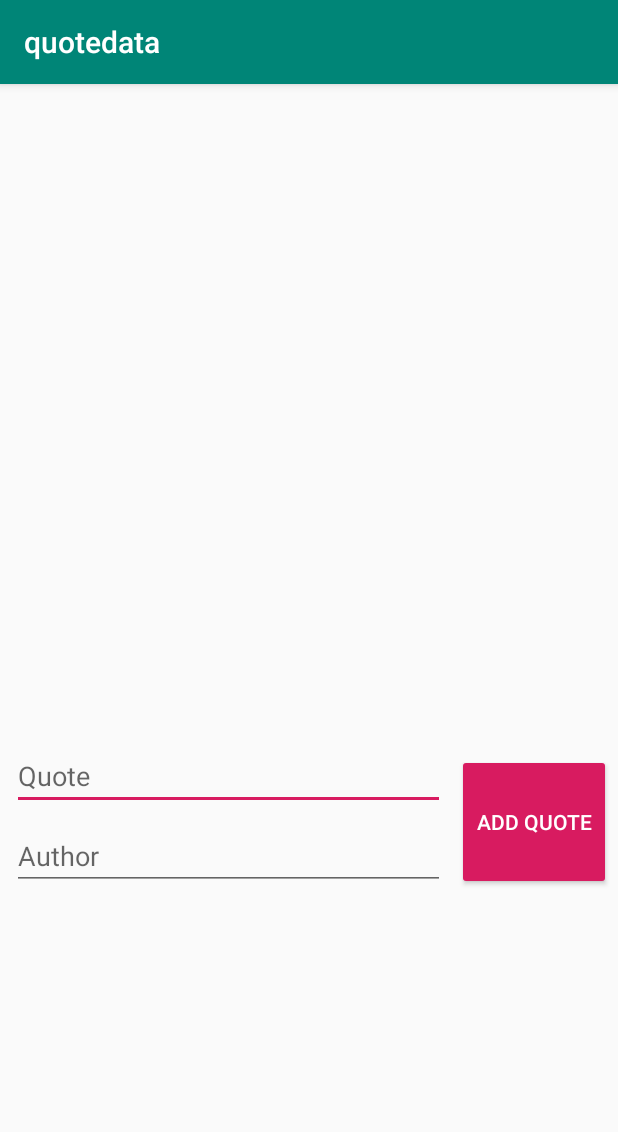
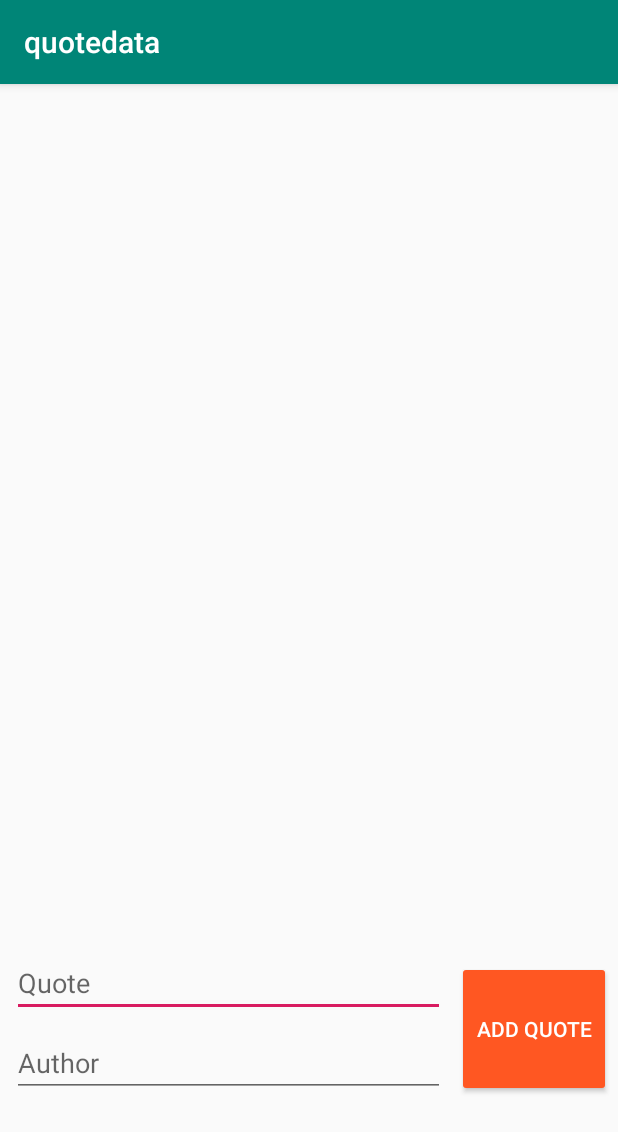
Before and after one commit to longnk1301/KotlinTrainning, an Android app: the screen it shows after launch (QuotesActivity), on a phone screen of 412 x 824 dp. Shown: the top 1132 px of the screen. Run offline under Robolectric (Android 15) with nearby library versions, the phone set to English and light mode, and no system bars.

Commit message:
switch branch develop

```diff
--- a/MVVM_LiveData_ViewModel/app/src/main/java/com/example/quotedata/data/FakeDatabase.kt
+++ b/MVVM_LiveData_ViewModel/app/src/main/java/com/example/quotedata/data/FakeDatabase.kt
@@ -1,16 +1,25 @@
 package com.example.quotedata.data
 
+//Private primary constructor inaccessible from other classes
 class FakeDatabase private constructor() {
 
+    //All the DAOs go here!
     var quoteDao = FakeQuoteDao()
         private set
 
     companion object {
+
+        //@Volatile - Writes to this property are immediately visible to other threads
         @Volatile private var instance: FakeDatabase? = null
 
+        //The only way to get hold of the FakeDatabase object
         fun getInstance() =
-                instance ?: synchronized(this) {
-                    instance ?: FakeDatabase().also { instance = it }
-                }
+            //Already instantiated? - return the instance
+            //Otherwise instantiate in a thread-safe manner
+            instance ?: synchronized(this) {
+                //If it's still not instantiated, finally create an object
+                //also set the "instance" property to be the currently created one
+                instance ?: FakeDatabase().also { instance = it }
+            }
     }
 }
--- a/MVVM_LiveData_ViewModel/app/src/main/java/com/example/quotedata/ui/quotes/QuotesViewModel.kt
+++ b/MVVM_LiveData_ViewModel/app/src/main/java/com/example/quotedata/ui/quotes/QuotesViewModel.kt
@@ -4,6 +4,8 @@ import android.arch.lifecycle.ViewModel
 import com.example.quotedata.data.Quote
 import com.example.quotedata.data.QuoteRepository
 
+//QuoteRepository dependency will  again be passed in the
+// constructor using dependency injection
 class QuotesViewModel(private val quoteRepository: QuoteRepository) : ViewModel() {
     fun getQuotes() = quoteRepository.getQuotes()
 
--- a/MVVM_LiveData_ViewModel/app/src/main/java/com/example/quotedata/ui/quotes/QuotesViewModelFactory.kt
+++ b/MVVM_LiveData_ViewModel/app/src/main/java/com/example/quotedata/ui/quotes/QuotesViewModelFactory.kt
@@ -4,6 +4,8 @@ import android.arch.lifecycle.ViewModel
 import android.arch.lifecycle.ViewModelProvider
 import com.example.quotedata.data.QuoteRepository
 
+//The same repository that's needed for QuotesViewModel
+//is also passed to the factory
 class QuotesViewModelFactory(private val quoteRepository: QuoteRepository) :ViewModelProvider.NewInstanceFactory() {
 
     @Suppress("UNCHECKED_CAST")
--- a/MVVM_LiveData_ViewModel/app/src/main/java/com/example/quotedata/utilities/InjectorUtils.kt
+++ b/MVVM_LiveData_ViewModel/app/src/main/java/com/example/quotedata/utilities/InjectorUtils.kt
@@ -4,9 +4,13 @@ import com.example.quotedata.data.FakeDatabase
 import com.example.quotedata.data.QuoteRepository
 import com.example.quotedata.ui.quotes.QuotesViewModelFactory
 
+//Finally a singleton which doesn't need anything passed to the constructor
 object InjectorUtils {
 
+    //this will be called from QuotesActivity
     fun provideQuotesViewModelFactory(): QuotesViewModelFactory {
+        //ViewModelFactory needs a repository, which in turn needs a DAO from a database
+        //The whole dependency tree is constructed right here, in one place
         val quoteRepository = QuoteRepository.getInstance(FakeDatabase.getInstance().quoteDao)
         return QuotesViewModelFactory(quoteRepository)
     }
--- a/MVVM_LiveData_ViewModel/app/src/main/res/layout/activity_quotes.xml
+++ b/MVVM_LiveData_ViewModel/app/src/main/res/layout/activity_quotes.xml
@@ -41,7 +41,7 @@
             app:layout_constraintHorizontal_bias="0.0"
             app:layout_constraintStart_toStartOf="parent"
             app:layout_constraintTop_toBottomOf="@+id/textView_quotes"
-            app:layout_constraintVertical_bias="0.0" />
+            app:layout_constraintVertical_bias="0.5" />
 
     <EditText
             android:id="@+id/editText_author"
@@ -67,7 +67,7 @@
             android:layout_marginStart="8dp"
             android:layout_marginTop="8dp"
             android:layout_marginEnd="8dp"
-            android:backgroundTint="?colorAccent"
+            android:backgroundTint="?colorError"
             android:text="Add Quote"
             android:textColor="@android:color/white"
             app:layout_constraintBottom_toBottomOf="@+id/editText_author"
```
Also changed, not shown: MVVM_LiveData_ViewModel/app/src/main/java/com/example/quotedata/data/FakeQuoteDao.kt (+12 -0 lines), MVVM_LiveData_ViewModel/app/src/main/java/com/example/quotedata/data/QuoteRepository.kt (+8 -0 lines), MVVM_LiveData_ViewModel/app/src/main/java/com/example/quotedata/ui/quotes/QuotesActivity.kt (+8 -0 lines).
